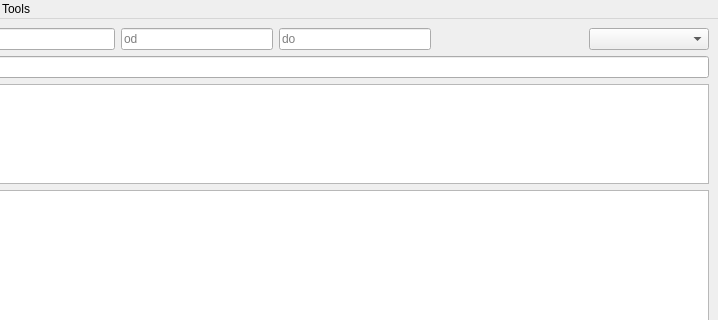
mdrska80/timesheet, file mainwindow.ui: the form before one commit; both pictures show x 82 to 800 and y 0 to 320 of the 800 by 600 pixel window.
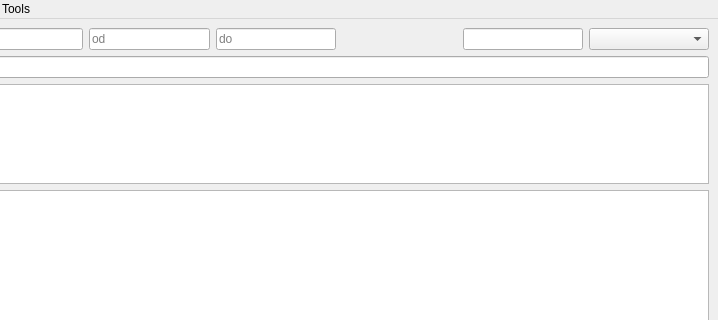
The form after the commit. Icons and pictures are not drawn. Custom widgets are drawn as their Qt base class.

Commit message: Filter is also available in mainview

```diff
--- a/mainwindow.ui
+++ b/mainwindow.ui
@@ -69,6 +69,9 @@
           </property>
          </spacer>
         </item>
+        <item>
+         <widget class="QLineEdit" name="filterLineEdit"/>
+        </item>
         <item>
          <widget class="QComboBox" name="comboBox">
           <property name="minimumSize">
```
The commit also changes 10 other files.
